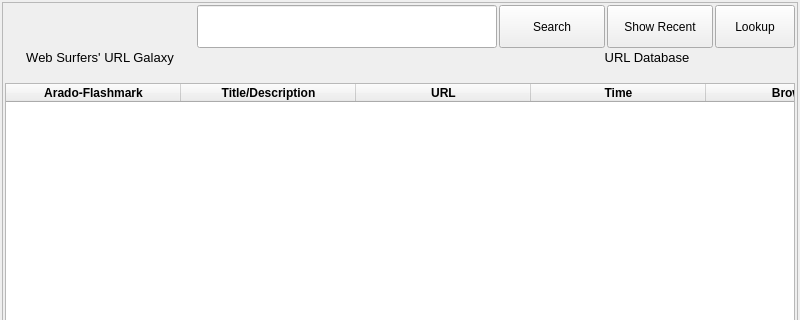
Old version of the form ui/url-display.ui in the repository berndhs/arado; both pictures show x 0 to 800 and y 0 to 320 of the 800 by 548 pixel window.
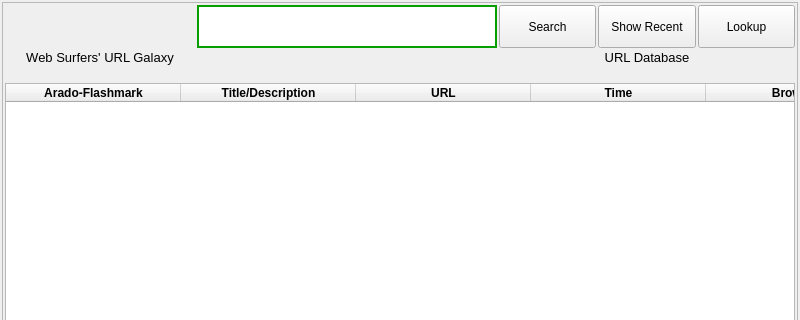
New version of the form. Icons and pictures are not drawn.

```diff
--- a/ui/url-display.ui
+++ b/ui/url-display.ui
@@ -36,8 +36,8 @@
        <rect>
         <x>0</x>
         <y>0</y>
-        <width>780</width>
-        <height>528</height>
+        <width>806</width>
+        <height>511</height>
        </rect>
       </property>
       <property name="sizePolicy">
@@ -57,7 +57,7 @@
            <item>
             <widget class="QPushButton" name="searchButton">
              <property name="sizePolicy">
-              <sizepolicy hsizetype="Expanding" vsizetype="Expanding">
+              <sizepolicy hsizetype="Expanding" vsizetype="Preferred">
                <horstretch>0</horstretch>
                <verstretch>0</verstretch>
               </sizepolicy>
@@ -70,13 +70,33 @@
              </property>
              <property name="maximumSize">
               <size>
-               <width>16777215</width>
+               <width>120</width>
                <height>43</height>
               </size>
              </property>
              <property name="toolTip">
               <string>Search for the entered keyword(s).</string>
              </property>
+             <property name="styleSheet">
+              <string notr="true">QPushButton { 
+border-image: url(:/images/btn1.png) 4;
+border-width: 4;
+padding: 0px 6px;
+font-size: 12px;
+}
+
+*{
+color: black;
+}
+
+QPushButton:hover {
+border-image: url(:/images/btn2.png) 4;
+}
+
+QPushButton:pressed{
+border-image: url(:/images/btn3.png) 4;
+}</string>
+             </property>
              <property name="text">
               <string>Search</string>
              </property>
@@ -133,7 +153,7 @@
            <item>
             <widget class="QPushButton" name="crawlButton">
              <property name="sizePolicy">
-              <sizepolicy hsizetype="Minimum" vsizetype="Fixed">
+              <sizepolicy hsizetype="Expanding" vsizetype="Fixed">
                <horstretch>0</horstretch>
                <verstretch>0</verstretch>
               </sizepolicy>
@@ -245,6 +265,10 @@
            <property name="toolTip">
             <string>Enter here a keyword and press the search button.</string>
            </property>
+           <property name="styleSheet">
+            <string notr="true">border: 2px solid #079E00;
+background: white;</string>
+           </property>
            <property name="alignment">
             <set>Qt::AlignLeading|Qt::AlignLeft|Qt::AlignVCenter</set>
            </property>
```
Left out of the diff: 208 changed lines with no effect on the pictures.
